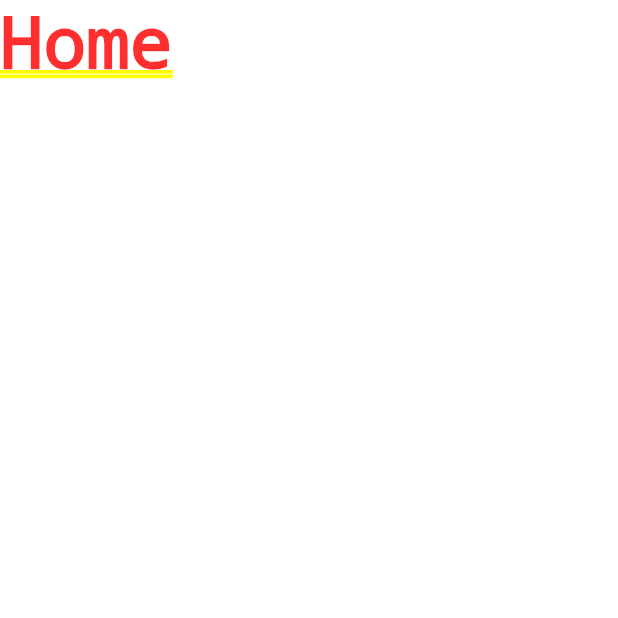
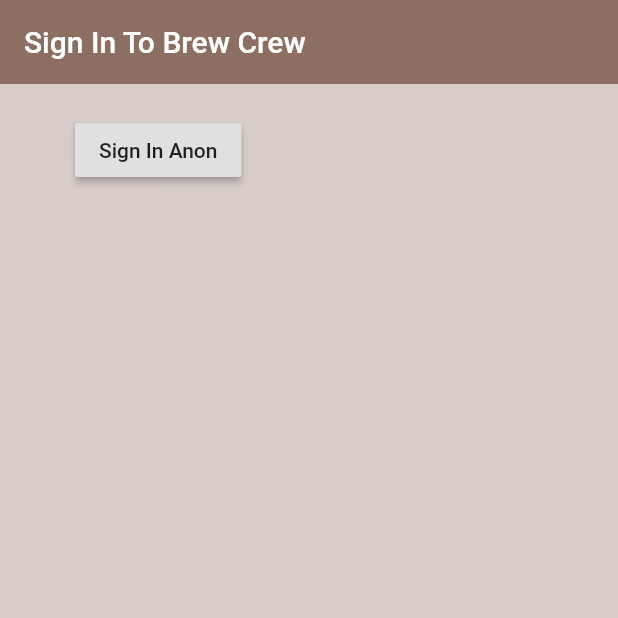
Before and after one commit to 7imaZz/brew_crew, a Flutter app: the screen it shows after launch, on a phone screen of 412 x 824 dp, the top half of it. Run offline on Flutter 3.47's test engine with Material 2 defaults, Android fonts, the phone set to English and light mode, and no system bars; our stand-ins replace firebase_auth, firebase_core; accounts and stored records are empty.

Commit message:
Sign In Anon & Sign Out.

```diff
--- a/lib/main.dart
+++ b/lib/main.dart
@@ -1,15 +1,24 @@
+import 'package:brew_crew/pojo/user_model.dart';
 import 'package:brew_crew/screens/wrapper.dart';
+import 'package:brew_crew/service/auth_service.dart';
+import 'package:firebase_core/firebase_core.dart';
 import 'package:flutter/material.dart';
+import 'package:provider/provider.dart';
 
-void main() {
+void main() async{
+  WidgetsFlutterBinding.ensureInitialized();
+  await Firebase.initializeApp();
   runApp(MyApp());
 }
 
 class MyApp extends StatelessWidget {
   @override
   Widget build(BuildContext context) {
-    return MaterialApp(
-      home: Wrapper(),
+    return StreamProvider<UserModel>.value(
+      value: AuthService().user,
+      child: MaterialApp(
+        home: Wrapper(),
+      ),
     );
   }
 }
--- /dev/null
+++ b/lib/pojo/user_model.dart
@@ -0,0 +1,6 @@
+class UserModel{
+
+  final String uid;
+
+  UserModel({this.uid});
+}
--- a/lib/screens/authentication/authentication.dart
+++ b/lib/screens/authentication/authentication.dart
@@ -1,3 +1,4 @@
+import 'package:brew_crew/screens/authentication/sign_in.dart';
 import 'package:flutter/material.dart';
 
 class Auth extends StatefulWidget {
@@ -9,7 +10,7 @@ class _AuthState extends State<Auth> {
   @override
   Widget build(BuildContext context) {
     return Container(
-      child: Text('Auth'),
+      child: SignIn(),
     );
   }
 }
--- /dev/null
+++ b/lib/screens/authentication/sign_in.dart
@@ -0,0 +1,40 @@
+import 'package:brew_crew/service/auth_service.dart';
+import 'package:flutter/material.dart';
+
+
+class SignIn extends StatefulWidget {
+  @override
+  _SignInState createState() => _SignInState();
+}
+
+class _SignInState extends State<SignIn> {
+
+  final AuthService authService = AuthService();
+
+  @override
+  Widget build(BuildContext context) {
+    return Scaffold(
+      backgroundColor: Colors.brown[100],
+      appBar: AppBar(
+        title: Text('Sign In To Brew Crew'),
+        backgroundColor: Colors.brown[400],
+        elevation: 0.0,
+      ),
+      body: Container(
+        padding: EdgeInsets.symmetric(vertical: 20, horizontal: 50),
+        child: RaisedButton(
+          onPressed: () async {
+            dynamic result = await authService.signInAnon();
+            if(result == null){
+              print('Error');
+            }else{
+              print('Signed In');
+              print('uid: ${result.uid}');
+            }
+          },
+          child: Text('Sign In Anon'),
+        ),
+      ),
+    );
+  }
+}
--- a/lib/screens/wrapper.dart
+++ b/lib/screens/wrapper.dart
@@ -1,9 +1,20 @@
+import 'package:brew_crew/pojo/user_model.dart';
 import 'package:brew_crew/screens/home/home.dart';
 import 'package:flutter/material.dart';
+import 'package:provider/provider.dart';
+
+import 'authentication/authentication.dart';
 
 class Wrapper extends StatelessWidget {
   @override
   Widget build(BuildContext context) {
-    return Home();
+
+    final user = Provider.of<UserModel>(context);
+
+    if(user == null){
+      return Auth();
+    }else {
+      return Home();
+    }
   }
 }
```
Also changed, not shown: lib/screens/home/home.dart (+22 -1 lines), lib/service/auth_service.dart (added, +37 -0 lines), pubspec.yaml (+5 -2 lines), pubspec.lock.
